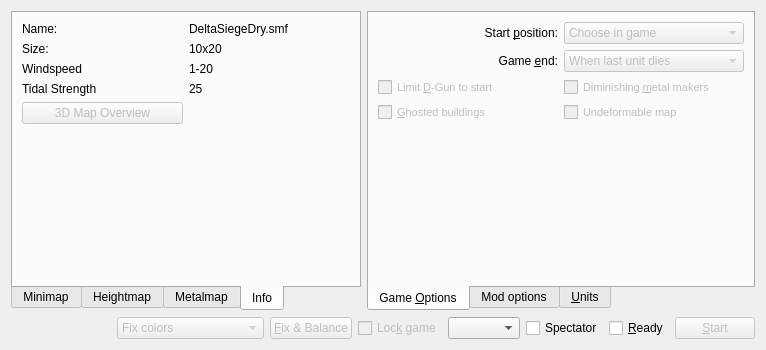
The window that ui/battleWidget.ui (tizbac/qtlobby) describes before a commit, drawn with Qt 5.
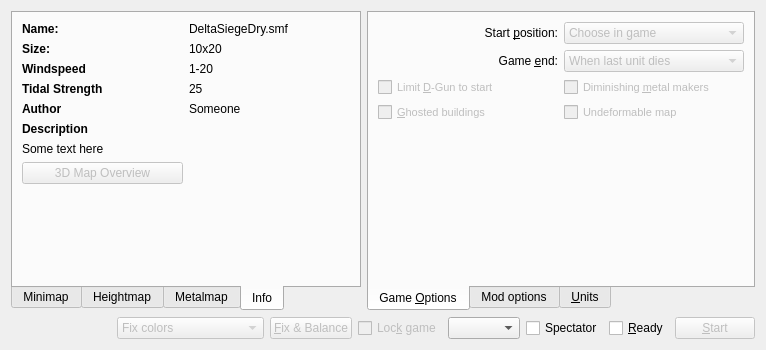
The same window after the commit. The open tabs and pages were chosen to show the change. Icons and pictures are not drawn. Custom widgets are drawn as their Qt base class.

Patch:
```diff
--- a/ui/battleWidget.ui
+++ b/ui/battleWidget.ui
@@ -83,7 +83,11 @@
          <item row="0" column="0">
           <widget class="QLabel" name="label">
            <property name="text">
-            <string>Name:</string>
+            <string>&lt;!DOCTYPE HTML PUBLIC &quot;-//W3C//DTD HTML 4.0//EN&quot; &quot;http://www.w3.org/TR/REC-html40/strict.dtd&quot;&gt;
+&lt;html&gt;&lt;head&gt;&lt;meta name=&quot;qrichtext&quot; content=&quot;1&quot; /&gt;&lt;style type=&quot;text/css&quot;&gt;
+p, li { white-space: pre-wrap; }
+&lt;/style&gt;&lt;/head&gt;&lt;body style=&quot; font-family:'Sans Serif'; font-size:9pt; font-weight:400; font-style:normal;&quot;&gt;
+&lt;p style=&quot; margin-top:0px; margin-bottom:0px; margin-left:0px; margin-right:0px; -qt-block-indent:0; text-indent:0px;&quot;&gt;&lt;span style=&quot; font-weight:600;&quot;&gt;Name:&lt;/span&gt;&lt;/p&gt;&lt;/body&gt;&lt;/html&gt;</string>
            </property>
           </widget>
          </item>
@@ -97,7 +101,11 @@
          <item row="1" column="0">
           <widget class="QLabel" name="label_3">
            <property name="text">
-            <string>Size:</string>
+            <string>&lt;!DOCTYPE HTML PUBLIC &quot;-//W3C//DTD HTML 4.0//EN&quot; &quot;http://www.w3.org/TR/REC-html40/strict.dtd&quot;&gt;
+&lt;html&gt;&lt;head&gt;&lt;meta name=&quot;qrichtext&quot; content=&quot;1&quot; /&gt;&lt;style type=&quot;text/css&quot;&gt;
+p, li { white-space: pre-wrap; }
+&lt;/style&gt;&lt;/head&gt;&lt;body style=&quot; font-family:'Sans Serif'; font-size:9pt; font-weight:400; font-style:normal;&quot;&gt;
+&lt;p style=&quot; margin-top:0px; margin-bottom:0px; margin-left:0px; margin-right:0px; -qt-block-indent:0; text-indent:0px;&quot;&gt;&lt;span style=&quot; font-weight:600;&quot;&gt;Size:&lt;/span&gt;&lt;/p&gt;&lt;/body&gt;&lt;/html&gt;</string>
            </property>
           </widget>
          </item>
@@ -111,7 +119,11 @@
          <item row="2" column="0">
           <widget class="QLabel" name="label_5">
            <property name="text">
-            <string>Windspeed</string>
+            <string>&lt;!DOCTYPE HTML PUBLIC &quot;-//W3C//DTD HTML 4.0//EN&quot; &quot;http://www.w3.org/TR/REC-html40/strict.dtd&quot;&gt;
+&lt;html&gt;&lt;head&gt;&lt;meta name=&quot;qrichtext&quot; content=&quot;1&quot; /&gt;&lt;style type=&quot;text/css&quot;&gt;
+p, li { white-space: pre-wrap; }
+&lt;/style&gt;&lt;/head&gt;&lt;body style=&quot; font-family:'Sans Serif'; font-size:9pt; font-weight:400; font-style:normal;&quot;&gt;
+&lt;p style=&quot; margin-top:0px; margin-bottom:0px; margin-left:0px; margin-right:0px; -qt-block-indent:0; text-indent:0px;&quot;&gt;&lt;span style=&quot; font-weight:600;&quot;&gt;Windspeed&lt;/span&gt;&lt;/p&gt;&lt;/body&gt;&lt;/html&gt;</string>
            </property>
           </widget>
          </item>
@@ -125,7 +137,11 @@
          <item row="3" column="0">
           <widget class="QLabel" name="label_7">
            <property name="text">
-            <string>Tidal Strength</string>
+            <string>&lt;!DOCTYPE HTML PUBLIC &quot;-//W3C//DTD HTML 4.0//EN&quot; &quot;http://www.w3.org/TR/REC-html40/strict.dtd&quot;&gt;
+&lt;html&gt;&lt;head&gt;&lt;meta name=&quot;qrichtext&quot; content=&quot;1&quot; /&gt;&lt;style type=&quot;text/css&quot;&gt;
+p, li { white-space: pre-wrap; }
+&lt;/style&gt;&lt;/head&gt;&lt;body style=&quot; font-family:'Sans Serif'; font-size:9pt; font-weight:400; font-style:normal;&quot;&gt;
+&lt;p style=&quot; margin-top:0px; margin-bottom:0px; margin-left:0px; margin-right:0px; -qt-block-indent:0; text-indent:0px;&quot;&gt;&lt;span style=&quot; font-weight:600;&quot;&gt;Tidal Strength&lt;/span&gt;&lt;/p&gt;&lt;/body&gt;&lt;/html&gt;</string>
            </property>
           </widget>
          </item>
@@ -136,7 +152,53 @@
            </property>
           </widget>
          </item>
+         <item row="4" column="0">
+          <widget class="QLabel" name="label_8">
+           <property name="text">
+            <string>&lt;!DOCTYPE HTML PUBLIC &quot;-//W3C//DTD HTML 4.0//EN&quot; &quot;http://www.w3.org/TR/REC-html40/strict.dtd&quot;&gt;
+&lt;html&gt;&lt;head&gt;&lt;meta name=&quot;qrichtext&quot; content=&quot;1&quot; /&gt;&lt;style type=&quot;text/css&quot;&gt;
+p, li { white-space: pre-wrap; }
+&lt;/style&gt;&lt;/head&gt;&lt;body style=&quot; font-family:'Sans Serif'; font-size:9pt; font-weight:400; font-style:normal;&quot;&gt;
+&lt;p style=&quot; margin-top:0px; margin-bottom:0px; margin-left:0px; margin-right:0px; -qt-block-indent:0; text-indent:0px;&quot;&gt;&lt;span style=&quot; font-weight:600;&quot;&gt;Author&lt;/span&gt;&lt;/p&gt;&lt;/body&gt;&lt;/html&gt;</string>
+           </property>
+          </widget>
+         </item>
+         <item row="4" column="1">
+          <widget class="QLabel" name="authorLabel">
+           <property name="text">
+            <string>Someone</string>
+           </property>
+          </widget>
+         </item>
          <item row="5" column="0" colspan="2">
+          <widget class="QLabel" name="label_2">
+           <property name="text">
+            <string>&lt;!DOCTYPE HTML PUBLIC &quot;-//W3C//DTD HTML 4.0//EN&quot; &quot;http://www.w3.org/TR/REC-html40/strict.dtd&quot;&gt;
+&lt;html&gt;&lt;head&gt;&lt;meta name=&quot;qrichtext&quot; content=&quot;1&quot; /&gt;&lt;style type=&quot;text/css&quot;&gt;
+p, li { white-space: pre-wrap; }
+&lt;/style&gt;&lt;/head&gt;&lt;body style=&quot; font-family:'Sans Serif'; font-size:9pt; font-weight:400; font-style:normal;&quot;&gt;
+&lt;p style=&quot; margin-top:0px; margin-bottom:0px; margin-left:0px; margin-right:0px; -qt-block-indent:0; text-indent:0px;&quot;&gt;&lt;span style=&quot; font-weight:600;&quot;&gt;Description&lt;/span&gt;&lt;/p&gt;&lt;/body&gt;&lt;/html&gt;</string>
+           </property>
+          </widget>
+         </item>
+         <item row="6" column="0" colspan="2">
+          <widget class="QLabel" name="descriptionLabel">
+           <property name="text">
+            <string>Some text here</string>
+           </property>
+          </widget>
+         </item>
+         <item row="7" column="0">
+          <widget class="QPushButton" name="overviePushButton">
+           <property name="enabled">
+            <bool>false</bool>
+           </property>
+           <property name="text">
+            <string>3D Map Overview</string>
+           </property>
+          </widget>
+         </item>
+         <item row="8" column="0" colspan="2">
           <spacer name="verticalSpacer">
            <property name="orientation">
             <enum>Qt::Vertical</enum>
@@ -144,21 +206,11 @@
            <property name="sizeHint" stdset="0">
             <size>
              <width>325</width>
-             <height>112</height>
+             <height>43</height>
             </size>
            </property>
           </spacer>
          </item>
-         <item row="4" column="0">
-          <widget class="QPushButton" name="overviePushButton">
-           <property name="enabled">
-            <bool>false</bool>
-           </property>
-           <property name="text">
-            <string>3D Map Overview</string>
-           </property>
-          </widget>
-         </item>
         </layout>
        </widget>
       </widget>
```
Left out of the diff: 2 changed lines with no effect on the pictures.
